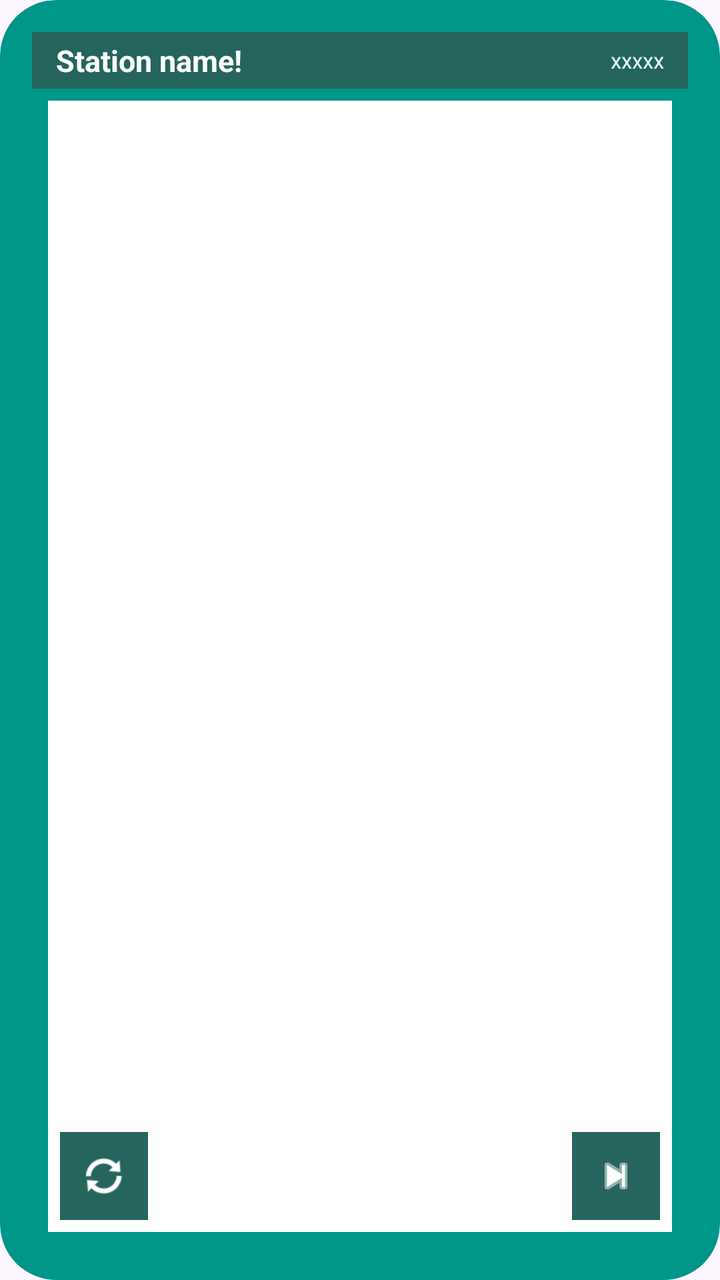
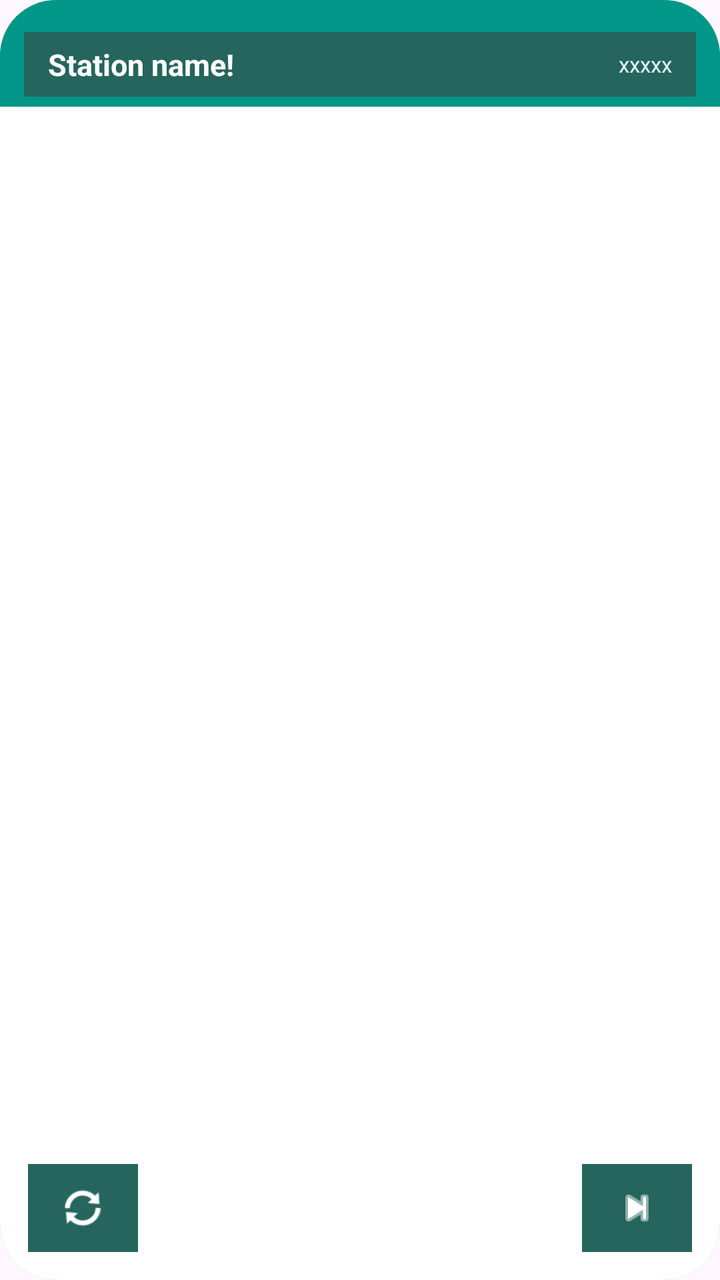

Before-and-after screenshots of an Android layout around one commit, followed by the original layout XML and the change that was made.
<!-- AndroidManifest.xml: application theme Theme.BusRealTimeWidget -->
<!-- res/layout/bus_info_home_screen_widget.xml -->
<RelativeLayout xmlns:android="http://schemas.android.com/apk/res/android"
    style="@style/Widget.BusRealTimeWidget.AppWidget.Container"
    android:layout_width="match_parent"
    android:layout_height="match_parent"
    android:backgroundTint="@color/widget_bg"
    android:theme="@style/Theme.BusRealTimeWidget.AppWidgetContainer">

    
    <LinearLayout
        android:id="@+id/HSWidget_Header"
        android:layout_width="match_parent"
        android:layout_height="wrap_content"
        android:layout_alignParentTop="true"
        android:background="@color/widget_bg_1"
        android:gravity="center_vertical"
        android:layoutDirection="ltr"
        android:orientation="horizontal"
        android:paddingHorizontal="12dp"
        android:paddingVertical="4dp">

        <TextView
            android:id="@+id/HSWidget_Station_name"
            android:layout_width="0dp"
            android:layout_height="wrap_content"
            android:layout_weight="1"
            android:ellipsize="end"
            android:maxLines="1"
            android:text="Station name!"
            android:textAllCaps="false"
            android:textColor="@color/white"
            android:textSize="15sp"
            android:textStyle="bold" />

        <TextView
            android:id="@+id/HSWidget_Station_ID"
            android:layout_width="wrap_content"
            android:layout_height="wrap_content"
            android:layout_marginStart="8dp"
            android:maxLines="1"
            android:text="xxxxx"
            android:textColor="@color/light_blue_50"
            android:textSize="11sp" />
    </LinearLayout>

    
    <ListView
        android:id="@+id/HS_BusesList"
        android:layoutDirection="ltr"
        android:layout_width="match_parent"
        android:layout_height="match_parent"
        android:layout_below="@+id/HSWidget_Header"
        android:layout_marginHorizontal="8dp"
        android:layout_marginTop="6dp"
        android:layout_marginBottom="8dp"
        android:background="@color/white"
        android:clipToPadding="false"
        android:divider="#1A000000"
        android:dividerHeight="1dp"
        android:paddingBottom="60dp"
        android:paddingHorizontal="4dp"
        android:scrollbars="none" />

    
    <ImageButton
        android:id="@+id/HSWidget_ReloadButton"
        android:layout_width="44dp"
        android:layout_height="44dp"
        android:layout_alignParentBottom="true"
        android:layout_alignParentLeft="true"
        android:layout_marginBottom="14dp"
        android:layout_marginLeft="14dp"
        android:background="@color/widget_bg_1"
        android:contentDescription="Reload"
        android:padding="10dp"
        android:scaleType="fitCenter"
        android:src="@android:drawable/ic_popup_sync"
        android:tint="@color/white" />

    
    <ImageButton
        android:id="@+id/HSWidget_NextButton"
        android:layout_width="44dp"
        android:layout_height="44dp"
        android:layout_alignParentBottom="true"
        android:layout_alignParentRight="true"
        android:layout_marginBottom="14dp"
        android:layout_marginRight="14dp"
        android:background="@color/widget_bg_1"
        android:contentDescription="Next station"
        android:padding="10dp"
        android:scaleType="fitCenter"
        android:src="@android:drawable/ic_media_next"
        android:tint="@color/white" />

</RelativeLayout>
<!-- resources referenced by this layout -->
<resources>
  <color name="light_blue_50">#FFE1F5FE</color>
  <color name="white">#FFFFFFFF</color>
  <color name="widget_bg">#009688</color>
  <color name="widget_bg_1">#25655D</color>
  <style name="Theme.BusRealTimeWidget.AppWidgetContainer" parent="Theme.BusRealTimeWidget.AppWidgetContainerParent">
          
          <item name="appWidgetPadding">16dp</item>
      </style>
  <style name="Widget.BusRealTimeWidget.AppWidget.Container" parent="android:Widget">
          <item name="android:id">@android:id/background</item>
          <item name="android:background">?android:attr/colorBackground</item>
      </style>
  <style name="Theme.BusRealTimeWidget" parent="Base.Theme.BusRealTimeWidget" />
  <style name="Theme.BusRealTimeWidget.AppWidgetContainerParent" parent="@android:style/Theme.DeviceDefault">
          
          <item name="appWidgetRadius">16dp</item>
          
          <item name="appWidgetInnerRadius">8dp</item>
      </style>
  <style name="Base.Theme.BusRealTimeWidget" parent="Theme.Material3.DayNight.NoActionBar">
          
          
      </style>
</resources>

<!-- the commit's change to res/layout/bus_info_home_screen_widget.xml (unified diff, before → after) -->
@@ -2,44 +2,59 @@
     style="@style/Widget.BusRealTimeWidget.AppWidget.Container"
     android:layout_width="match_parent"
     android:layout_height="match_parent"
+    android:padding="0dp"
+    android:clipToOutline="true"
     android:backgroundTint="@color/widget_bg"
     android:theme="@style/Theme.BusRealTimeWidget.AppWidgetContainer">
 
     
     <LinearLayout
-        android:id="@+id/HSWidget_Header"
+        android:id="@+id/HSWidget_HeaderContainer"
         android:layout_width="match_parent"
         android:layout_height="wrap_content"
         android:layout_alignParentTop="true"
-        android:background="@color/widget_bg_1"
-        android:gravity="center_vertical"
-        android:layoutDirection="ltr"
-        android:orientation="horizontal"
-        android:paddingHorizontal="12dp"
-        android:paddingVertical="4dp">
+        android:background="@color/widget_bg"
+        android:orientation="vertical"
+        android:paddingLeft="12dp"
+        android:paddingTop="16dp"
+        android:paddingRight="12dp"
+        android:paddingBottom="5dp">
 
-        <TextView
-            android:id="@+id/HSWidget_Station_name"
-            android:layout_width="0dp"
+        
+        <LinearLayout
+            android:id="@+id/HSWidget_Header"
+            android:layout_width="match_parent"
             android:layout_height="wrap_content"
-            android:layout_weight="1"
-            android:ellipsize="end"
-            android:maxLines="1"
-            android:text="Station name!"
-            android:textAllCaps="false"
-            android:textColor="@color/white"
-            android:textSize="15sp"
-            android:textStyle="bold" />
+            android:background="@color/widget_bg_1"
+            android:gravity="center_vertical"
+            android:layoutDirection="ltr"
+            android:orientation="horizontal"
+            android:paddingHorizontal="12dp"
+            android:paddingVertical="6dp">
 
-        <TextView
-            android:id="@+id/HSWidget_Station_ID"
-            android:layout_width="wrap_content"
-            android:layout_height="wrap_content"
-            android:layout_marginStart="8dp"
-            android:maxLines="1"
-            android:text="xxxxx"
-            android:textColor="@color/light_blue_50"
-            android:textSize="11sp" />
+            <TextView
+                android:id="@+id/HSWidget_Station_name"
+                android:layout_width="0dp"
+                android:layout_height="wrap_content"
+                android:layout_weight="1"
+                android:ellipsize="end"
+                android:maxLines="1"
+                android:text="Station name!"
+                android:textAllCaps="false"
+                android:textColor="@color/white"
+                android:textSize="15sp"
+                android:textStyle="bold" />
+
+            <TextView
+                android:id="@+id/HSWidget_Station_ID"
+                android:layout_width="wrap_content"
+                android:layout_height="wrap_content"
+                android:layout_marginStart="8dp"
+                android:maxLines="1"
+                android:text="xxxxx"
+                android:textColor="@color/light_blue_50"
+                android:textSize="11sp" />
+        </LinearLayout>
     </LinearLayout>
 
     
@@ -48,10 +63,7 @@
         android:layoutDirection="ltr"
         android:layout_width="match_parent"
         android:layout_height="match_parent"
-        android:layout_below="@+id/HSWidget_Header"
-        android:layout_marginHorizontal="8dp"
-        android:layout_marginTop="6dp"
-        android:layout_marginBottom="8dp"
+        android:layout_below="@+id/HSWidget_HeaderContainer"
         android:background="@color/white"
         android:clipToPadding="false"
         android:divider="#1A000000"
@@ -63,12 +75,12 @@
     
     <ImageButton
         android:id="@+id/HSWidget_ReloadButton"
-        android:layout_width="44dp"
+        android:layout_width="55dp"
         android:layout_height="44dp"
+        android:layout_alignParentLeft="true"
         android:layout_alignParentBottom="true"
-        android:layout_alignParentLeft="true"
+        android:layout_marginLeft="14dp"
         android:layout_marginBottom="14dp"
-        android:layout_marginLeft="14dp"
         android:background="@color/widget_bg_1"
         android:contentDescription="Reload"
         android:padding="10dp"
@@ -79,12 +91,12 @@
     
     <ImageButton
         android:id="@+id/HSWidget_NextButton"
-        android:layout_width="44dp"
+        android:layout_width="55dp"
         android:layout_height="44dp"
+        android:layout_alignParentRight="true"
         android:layout_alignParentBottom="true"
-        android:layout_alignParentRight="true"
+        android:layout_marginRight="14dp"
         android:layout_marginBottom="14dp"
-        android:layout_marginRight="14dp"
         android:background="@color/widget_bg_1"
         android:contentDescription="Next station"
         android:padding="10dp"
